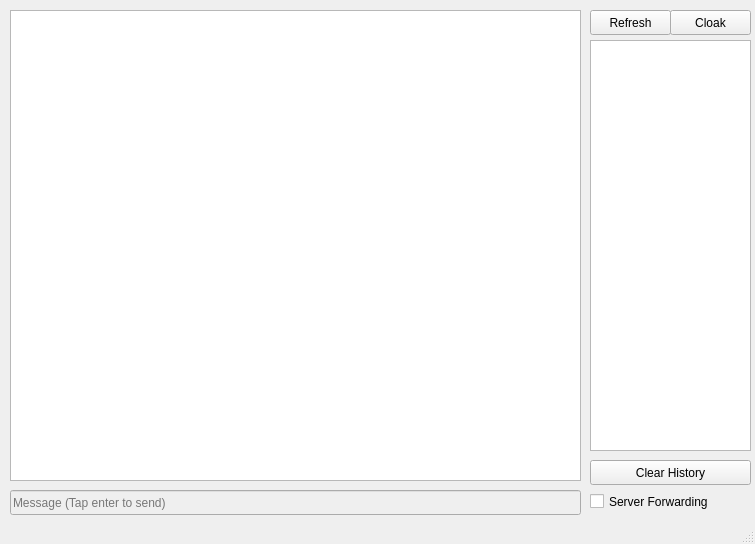
First picture: the form in yvEncryptedChat/mainwindow.ui, repository yvbbrjdr/yvEP, before the edit.
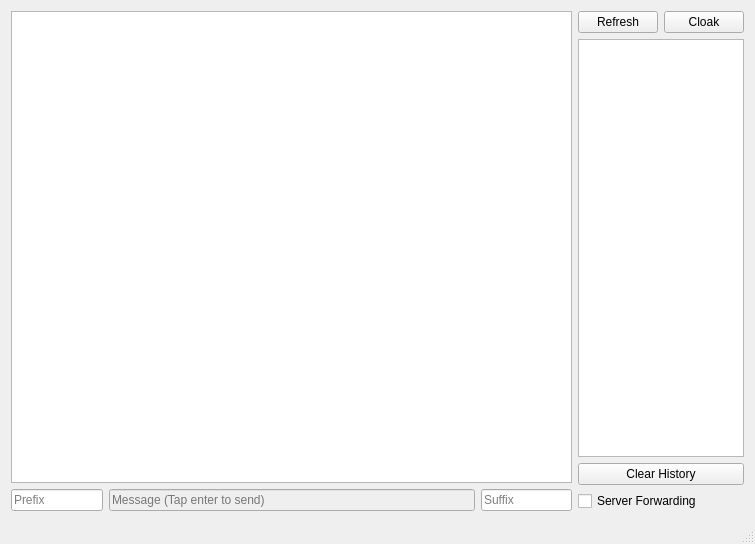
Second picture: the form after the edit.

```diff
--- a/yvEncryptedChat/mainwindow.ui
+++ b/yvEncryptedChat/mainwindow.ui
@@ -10,56 +10,38 @@
     <height>544</height>
    </rect>
   </property>
-  <property name="minimumSize">
-   <size>
-    <width>755</width>
-    <height>544</height>
-   </size>
-  </property>
-  <property name="maximumSize">
-   <size>
-    <width>755</width>
-    <height>544</height>
-   </size>
-  </property>
   <property name="windowTitle">
    <string>yvEncryptedChat</string>
   </property>
   <widget class="QWidget" name="centralWidget">
-   <widget class="QPushButton" name="RefreshButton">
-    <property name="geometry">
-     <rect>
-      <x>590</x>
-      <y>10</y>
-      <width>81</width>
-      <height>25</height>
-     </rect>
-    </property>
-    <property name="text">
-     <string>Refresh</string>
-    </property>
-   </widget>
-   <widget class="QTextBrowser" name="History">
-    <property name="geometry">
-     <rect>
-      <x>10</x>
-      <y>10</y>
-      <width>571</width>
-      <height>471</height>
-     </rect>
-    </property>
-   </widget>
+   <property name="sizePolicy">
+    <sizepolicy hsizetype="Expanding" vsizetype="Expanding">
+     <horstretch>0</horstretch>
+     <verstretch>0</verstretch>
+    </sizepolicy>
+   </property>
+   <layout class="QHBoxLayout" name="horizontalLayout" stretch="100,1">
+    <item>
+     <layout class="QVBoxLayout" name="MessageLayout">
+      <item>
+       <widget class="QTextBrowser" name="History"/>
+      </item>
+      <item>
+       <layout class="QHBoxLayout" name="InputLayout" stretch="1,4,1">
+        <item>
+         <widget class="QLineEdit" name="Prefix">
+          <property name="placeholderText">
+           <string>Prefix</string>
+          </property>
+         </widget>
+        </item>
+        <item>
    <widget class="QLineEdit" name="Message">
     <property name="enabled">
      <bool>false</bool>
     </property>
-    <property name="geometry">
-     <rect>
-      <x>10</x>
-      <y>490</y>
-      <width>571</width>
-      <height>25</height>
-     </rect>
+          <property name="text">
+           <string/>
     </property>
     <property name="maxLength">
      <number>100000000</number>
@@ -68,58 +50,62 @@
      <string>Message (Tap enter to send)</string>
     </property>
    </widget>
+        </item>
+        <item>
+         <widget class="QLineEdit" name="Suffix">
+          <property name="placeholderText">
+           <string>Suffix</string>
+          </property>
+         </widget>
+        </item>
+       </layout>
+      </item>
+     </layout>
+    </item>
+    <item>
+     <layout class="QVBoxLayout" name="ControlLayout">
+      <item>
+       <layout class="QHBoxLayout" name="ControlLayout2">
+        <item>
+         <widget class="QPushButton" name="RefreshButton">
+          <property name="text">
+           <string>Refresh</string>
+          </property>
+         </widget>
+        </item>
+        <item>
+         <widget class="QPushButton" name="CloakButton">
+          <property name="text">
+           <string>Cloak</string>
+          </property>
+         </widget>
+        </item>
+       </layout>
+      </item>
+      <item>
    <widget class="QListView" name="ClientList">
-    <property name="geometry">
-     <rect>
-      <x>590</x>
-      <y>40</y>
-      <width>161</width>
-      <height>411</height>
-     </rect>
-    </property>
     <property name="editTriggers">
      <set>QAbstractItemView::NoEditTriggers</set>
     </property>
    </widget>
-   <widget class="QPushButton" name="CloakButton">
-    <property name="geometry">
-     <rect>
-      <x>670</x>
-      <y>10</y>
-      <width>81</width>
-      <height>25</height>
-     </rect>
-    </property>
-    <property name="text">
-     <string>Cloak</string>
-    </property>
-   </widget>
-   <widget class="QCheckBox" name="ServerForward">
-    <property name="geometry">
-     <rect>
-      <x>590</x>
-      <y>490</y>
-      <width>161</width>
-      <height>23</height>
-     </rect>
-    </property>
-    <property name="text">
-     <string>Server Forwarding</string>
-    </property>
-   </widget>
+      </item>
+      <item>
    <widget class="QPushButton" name="ClearHistory">
-    <property name="geometry">
-     <rect>
-      <x>590</x>
-      <y>460</y>
-      <width>161</width>
-      <height>25</height>
-     </rect>
-    </property>
     <property name="text">
      <string>Clear History</string>
     </property>
    </widget>
+      </item>
+      <item>
+       <widget class="QCheckBox" name="ServerForward">
+        <property name="text">
+         <string>Server Forwarding</string>
+        </property>
+       </widget>
+      </item>
+     </layout>
+    </item>
+   </layout>
   </widget>
   <widget class="QStatusBar" name="statusBar"/>
  </widget>
```
Lines whose indentation alone changed are shown as unchanged.
